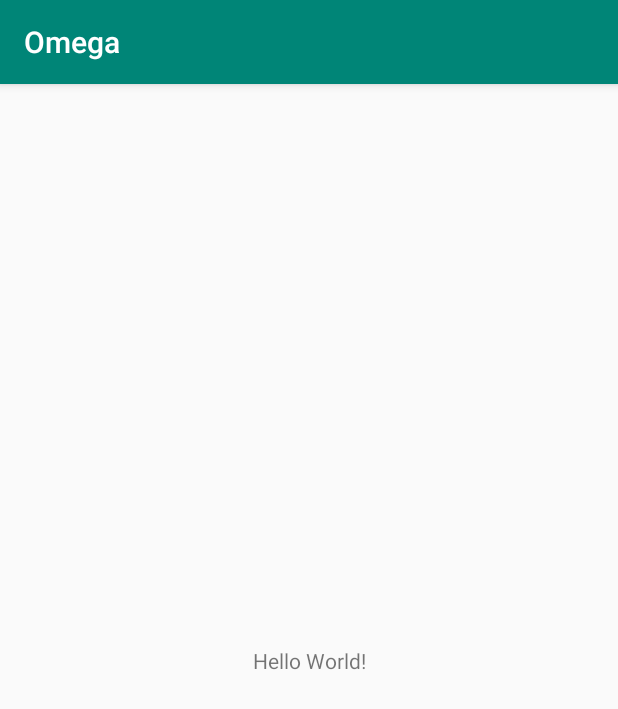
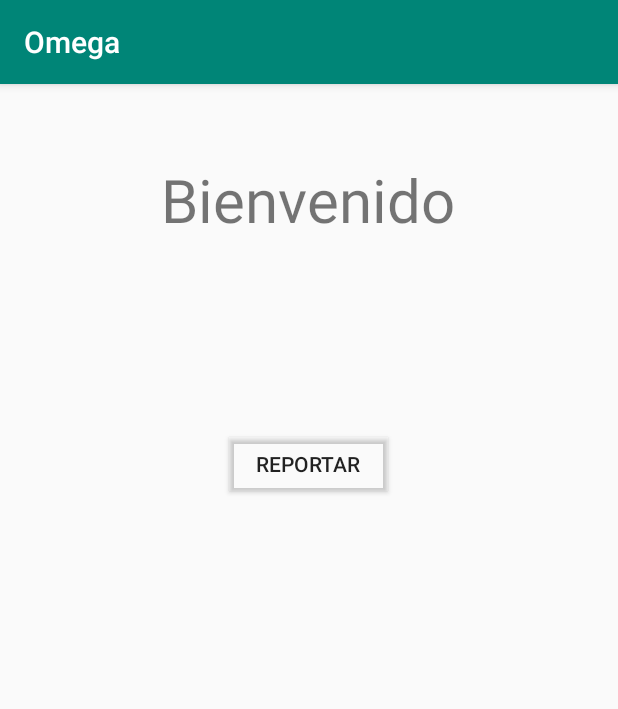
Before and after one commit to BernardGU/Omega, an Android app: the screen it shows after launch (MainActivity), on a phone screen of 412 x 824 dp. Shown: the top 709 px of the screen. Run offline under Robolectric (Android 15) with nearby library versions, the phone set to English and light mode, and no system bars.

Commit message:
Bienvenido text LB REPORTAR

```diff
--- a/app/src/main/res/layout/activity_main.xml
+++ b/app/src/main/res/layout/activity_main.xml
@@ -8,12 +8,29 @@
     tools:context=".MainActivity">
 
     <TextView
+        android:id="@+id/textView"
         android:layout_width="wrap_content"
         android:layout_height="wrap_content"
-        android:text="Hello World!"
+        android:text="Bienvenido"
+        android:textSize="40sp"
         app:layout_constraintBottom_toBottomOf="parent"
+        app:layout_constraintHorizontal_bias="0.497"
         app:layout_constraintLeft_toLeftOf="parent"
         app:layout_constraintRight_toRightOf="parent"
-        app:layout_constraintTop_toTopOf="parent" />
+        app:layout_constraintTop_toTopOf="parent"
+        app:layout_constraintVertical_bias="0.07" />
+
+    <Button
+        android:id="@+id/LB_Reportar"
+        android:layout_width="114dp"
+        android:layout_height="48dp"
+        android:backgroundTint="#00A21A4D"
+        android:text="Reportar"
+        app:layout_constraintBottom_toBottomOf="parent"
+        app:layout_constraintEnd_toEndOf="parent"
+        app:layout_constraintHorizontal_bias="0.498"
+        app:layout_constraintStart_toStartOf="parent"
+        app:layout_constraintTop_toBottomOf="@+id/textView"
+        app:layout_constraintVertical_bias="0.204" />
 
 </androidx.constraintlayout.widget.ConstraintLayout>
```
